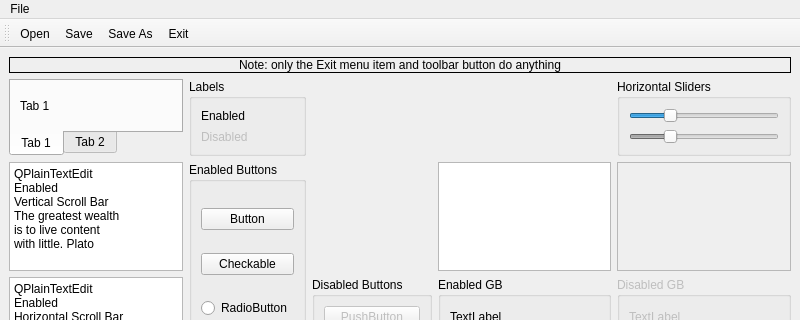
Qt form flexgui/src/keyboard_qss.ui (jethornton/flexgui) before a commit; both pictures show x 0 to 800 and y 0 to 320 of the 800 by 652 pixel window.
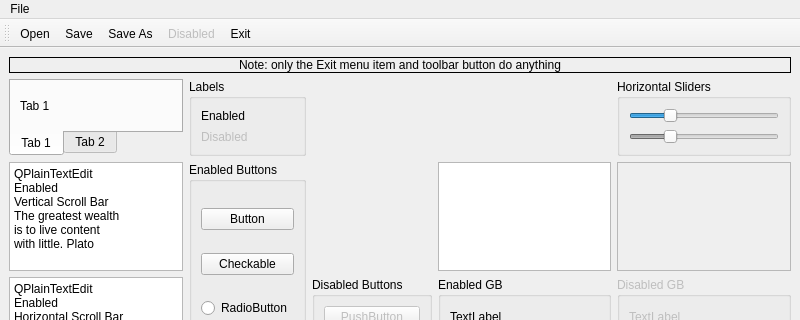
The same form after that commit.

Diff of the .ui file:
```diff
--- a/flexgui/src/keyboard_qss.ui
+++ b/flexgui/src/keyboard_qss.ui
@@ -491,6 +491,7 @@
    <addaction name="actionOpen"/>
    <addaction name="actionSave"/>
    <addaction name="actionSave_As"/>
+   <addaction name="actionDisabled"/>
    <addaction name="actionExit"/>
   </widget>
   <action name="actionOpen">
@@ -513,6 +514,14 @@
     <string>Exit</string>
    </property>
   </action>
+  <action name="actionDisabled">
+   <property name="enabled">
+    <bool>false</bool>
+   </property>
+   <property name="text">
+    <string>Disabled</string>
+   </property>
+  </action>
  </widget>
  <resources/>
  <connections/>
```
Left out of the diff: 2 changed lines with no effect on the pictures.
